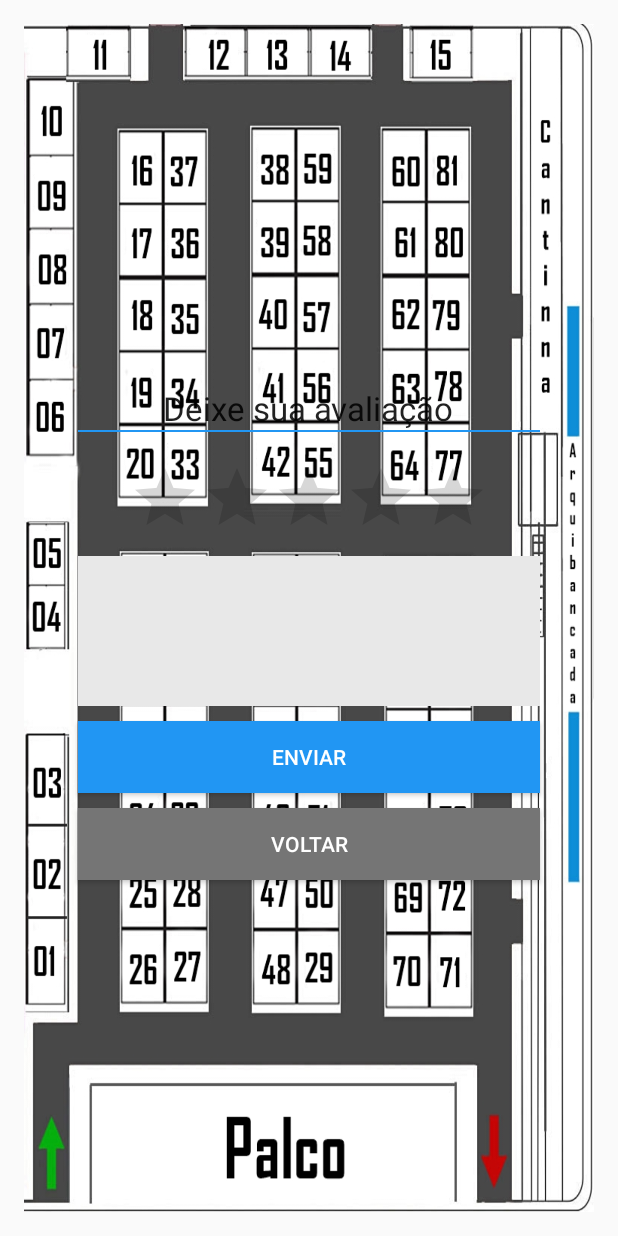
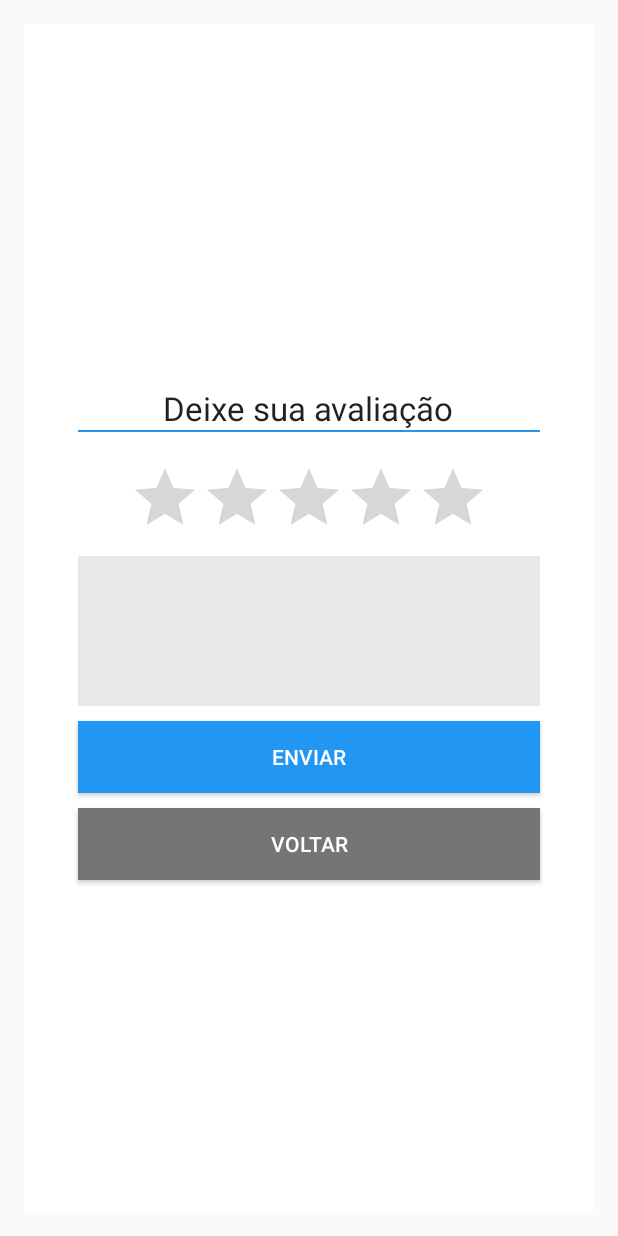
Before and after one commit to evertonferreirasrs/PFC, an Android app: the fragment ComentarQualificarFragment placed in its activity, on a phone screen of 412 x 824 dp. Run offline under Robolectric (Android 15) with nearby library versions, the phone set to English and light mode, and no system bars.

```diff
--- a/mobile/LocalizaE/app/src/main/java/localizae/net/br/controller/Activity/MapaActivity.java
+++ b/mobile/LocalizaE/app/src/main/java/localizae/net/br/controller/Activity/MapaActivity.java
@@ -42,7 +42,7 @@ import localizae.net.br.utils.ResponseCodeValidator;
 
 public class MapaActivity extends AppCompatActivity {
 
-    private ImageView mapaImageView;
+    public ImageView mapaImageView;
     private View userPositionCircleView;
     private ProgressDialog progressDialog;
     private List<Estande> estandeList;
--- a/mobile/LocalizaE/app/src/main/java/localizae/net/br/controller/Fragments/ComentarQualificarFragment.java
+++ b/mobile/LocalizaE/app/src/main/java/localizae/net/br/controller/Fragments/ComentarQualificarFragment.java
@@ -5,6 +5,7 @@ import android.content.Context;
 import android.content.Intent;
 import android.content.IntentFilter;
 import android.content.SharedPreferences;
+import android.graphics.Color;
 import android.os.Bundle;
 import android.support.v4.app.Fragment;
 import android.support.v4.app.FragmentManager;
@@ -82,6 +83,7 @@ public class ComentarQualificarFragment extends Fragment {
                              Bundle savedInstanceState) {
 
         View view = inflater.inflate(R.layout.fragment_comentar_qualificar, container, false);
+        view.setBackgroundColor(Color.WHITE);
 
         botao_enviar = (Button) view.findViewById(R.id.botao_entrar_id);
         botao_voltar = (Button) view.findViewById(R.id.botao_voltar_id);
--- a/mobile/LocalizaE/app/src/main/java/localizae/net/br/controller/Fragments/EstandeFragment.java
+++ b/mobile/LocalizaE/app/src/main/java/localizae/net/br/controller/Fragments/EstandeFragment.java
@@ -2,8 +2,10 @@ package localizae.net.br.controller.Fragments;
 
 
 import android.app.ProgressDialog;
+import android.graphics.Color;
 import android.os.Bundle;
 import android.support.v4.app.Fragment;
+import android.support.v4.app.FragmentActivity;
 import android.support.v4.app.FragmentManager;
 import android.support.v4.app.FragmentTransaction;
 import android.view.LayoutInflater;
@@ -48,10 +50,10 @@ public class EstandeFragment extends Fragment {
         // Required empty public constructor
     }
 
-
     @Override
     public View onCreateView(LayoutInflater inflater, ViewGroup container, Bundle savedInstanceState) {
         View view = inflater.inflate(R.layout.fragment_estande, container, false);
+        view.setBackgroundColor(Color.WHITE);
 
         numeroTextView = (TextView) view.findViewById(R.id.fragment_estande_numero);
         areaTematicaTextView = (TextView) view.findViewById(R.id.fragment_estande_areaTematica);
```
